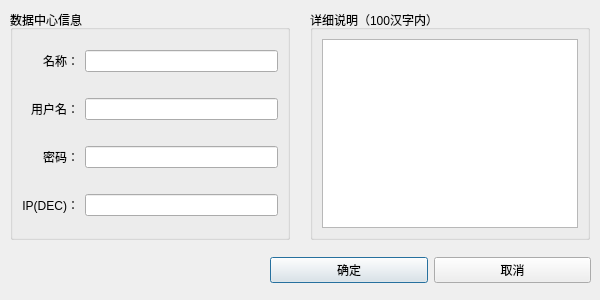
First picture: the form in widget/dialog/othercenter_edit_dialog.ui, repository yanghang8612/SMAMMainUI, before the edit.
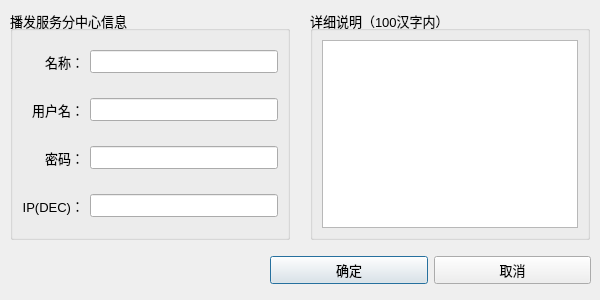
Second picture: the form after the edit.

```diff
--- a/widget/dialog/othercenter_edit_dialog.ui
+++ b/widget/dialog/othercenter_edit_dialog.ui
@@ -13,6 +13,11 @@
     <height>300</height>
    </rect>
   </property>
+  <property name="font">
+   <font>
+    <pointsize>10</pointsize>
+   </font>
+  </property>
   <property name="windowTitle">
    <string>Dialog</string>
   </property>
@@ -26,7 +31,7 @@
     </rect>
    </property>
    <property name="title">
-    <string>数据中心信息</string>
+    <string>播发服务分中心信息</string>
    </property>
    <layout class="QGridLayout" name="gridLayout">
     <property name="topMargin">
```
